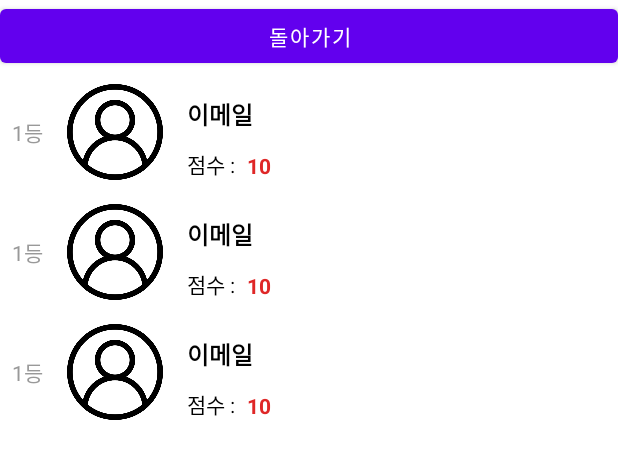
After one commit to JWMin556/TeamProjectFragment, an Android app: the layout fragment_ranking.xml on its own in the app's theme, with its tools: preview values and no code run, on a phone screen of 412 x 824 dp. The commit adds this screen. Shown: the top 459 px of the screen. Run offline under Robolectric (Android 15) with nearby library versions, the phone set to English and light mode, and no system bars.

Commit message:
그림판 넣기 빼고 다 구현했습니다.

```diff
--- a/app/src/main/java/com/example/teamprojectfragment/StartFragment.kt
+++ b/app/src/main/java/com/example/teamprojectfragment/StartFragment.kt
@@ -47,6 +47,10 @@ class StartFragment : Fragment() {
             }
             findNavController().navigate(R.id.action_startFragment_to_entryFragment, bundle)
         }
+
+        binding?.btnRank?.setOnClickListener {
+            findNavController().navigate(R.id.action_startFragment_to_rankingFragment)
+        }
     }
 
     override fun onDestroyView() {
--- /dev/null
+++ b/app/src/main/res/layout/fragment_ranking.xml
@@ -0,0 +1,21 @@
+<?xml version="1.0" encoding="utf-8"?>
+<LinearLayout xmlns:android="http://schemas.android.com/apk/res/android"
+    xmlns:tools="http://schemas.android.com/tools"
+    android:id="@+id/frameLayout4"
+    android:layout_width="match_parent"
+    android:layout_height="wrap_content"
+    android:orientation="vertical"
+    tools:context=".RankingFragment">
+
+    <Button
+        android:id="@+id/btn_backToStart"
+        android:layout_width="match_parent"
+        android:layout_height="wrap_content"
+        android:text="돌아가기" />
+
+    <androidx.recyclerview.widget.RecyclerView
+        android:id="@+id/user_recyclerView"
+        android:layout_width="match_parent"
+        android:layout_height="match_parent"
+        tools:listitem="@layout/list_users"/>
+</LinearLayout>
--- /dev/null
+++ b/app/src/main/res/layout/list_users.xml
@@ -0,0 +1,67 @@
+<?xml version="1.0" encoding="utf-8"?>
+<androidx.constraintlayout.widget.ConstraintLayout xmlns:android="http://schemas.android.com/apk/res/android"
+    xmlns:app="http://schemas.android.com/apk/res-auto"
+    xmlns:tools="http://schemas.android.com/tools"
+    android:layout_width="match_parent"
+    android:layout_height="wrap_content">
+
+    <TextView
+        android:id="@+id/txt_ranking"
+        android:layout_width="wrap_content"
+        android:layout_height="wrap_content"
+        android:layout_marginStart="8dp"
+        android:text="1등"
+        android:textColor="#999999"
+        app:layout_constraintBottom_toBottomOf="@+id/imageView"
+        app:layout_constraintStart_toStartOf="parent"
+        app:layout_constraintTop_toTopOf="@+id/imageView" />
+
+    <ImageView
+        android:id="@+id/imageView"
+        android:layout_width="64dp"
+        android:layout_height="64dp"
+        android:layout_marginStart="16dp"
+        android:layout_marginTop="8dp"
+        android:layout_marginBottom="8dp"
+        app:layout_constraintBottom_toBottomOf="parent"
+        app:layout_constraintStart_toEndOf="@+id/txt_ranking"
+        app:layout_constraintTop_toTopOf="parent"
+        app:layout_constraintVertical_bias="1.0"
+        app:srcCompat="@drawable/human" />
+
+    <TextView
+        android:id="@+id/txt_email"
+        android:layout_width="wrap_content"
+        android:layout_height="wrap_content"
+        android:layout_marginStart="16dp"
+        android:layout_marginTop="16dp"
+        android:text="이메일"
+        android:textColor="#000000"
+        android:textSize="16sp"
+        android:textStyle="bold"
+        app:layout_constraintStart_toEndOf="@+id/imageView"
+        app:layout_constraintTop_toTopOf="parent" />
+
+    <TextView
+        android:id="@+id/textView6"
+        android:layout_width="wrap_content"
+        android:layout_height="wrap_content"
+        android:layout_marginBottom="8dp"
+        android:text="점수 :"
+        android:textColor="#000000"
+        app:layout_constraintBottom_toBottomOf="parent"
+        app:layout_constraintStart_toStartOf="@+id/txt_email" />
+
+    <TextView
+        android:id="@+id/txt_point"
+        android:layout_width="wrap_content"
+        android:layout_height="wrap_content"
+        android:layout_marginStart="8dp"
+        android:layout_marginBottom="8dp"
+        android:text="10"
+        android:textColor="#DF2727"
+        android:textStyle="bold"
+        app:layout_constraintBottom_toBottomOf="parent"
+        app:layout_constraintStart_toEndOf="@+id/textView6" />
+
+</androidx.constraintlayout.widget.ConstraintLayout>
```
Also changed, not shown: app/src/main/java/com/example/teamprojectfragment/RankingFragment.kt (added, +71 -0 lines), app/src/main/java/com/example/teamprojectfragment/UserAdapter.kt (added, +30 -0 lines), app/src/main/java/com/example/teamprojectfragment/repository/ProblemsRepository.kt (+4 -3 lines), app/src/main/res/navigation/nav_main.xml (+12 -0 lines), app/src/main/res/drawable-v24/human.png (added).
